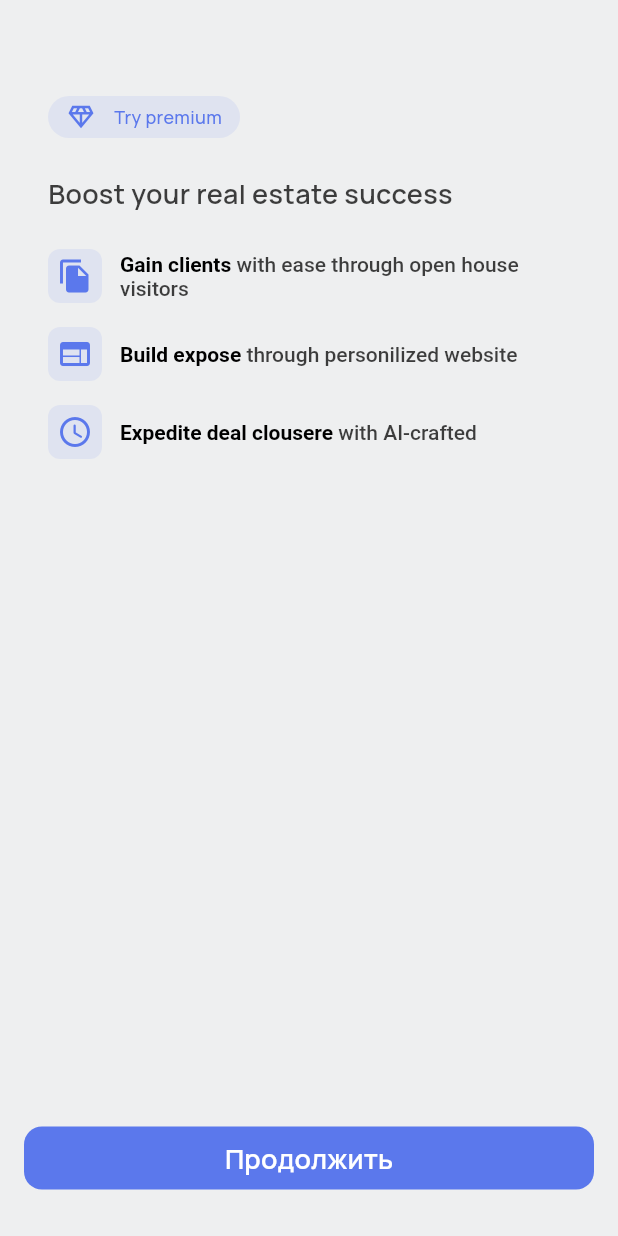
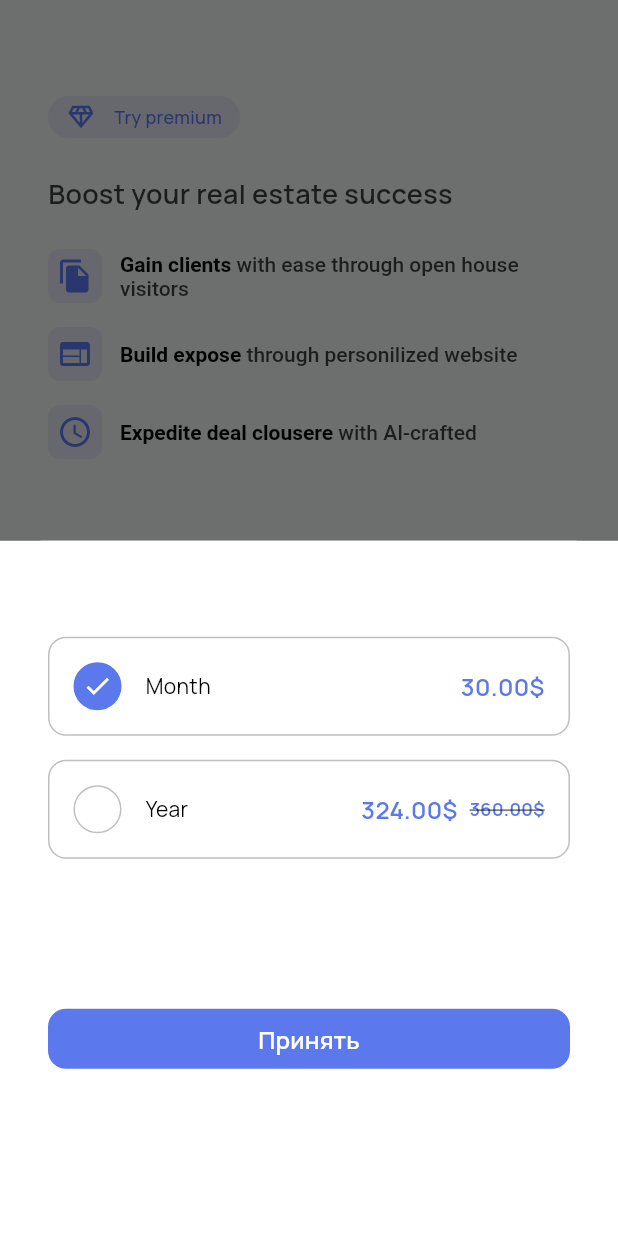
Before and after one commit to umarr-devv/MSTechTestProject, a Flutter app: the screen it shows after launch, after a tap on "Продолжить", on a phone screen of 412 x 824 dp. Run offline on Flutter 3.47's test engine with Material 3 defaults, Android fonts, the phone set to English and light mode, and no system bars; our stand-ins replace auto_route, bloc, dio, flutter_bloc, flutter_dotenv, flutter_native_splash and 5 more; missing offline and left inert: talker_dio_logger; accounts and stored records are empty; statements that could not run were skipped.

Commit message:
added PatwallPayDialog with widgets

```diff
--- a/lib/features/paywall/widgets/button.dart
+++ b/lib/features/paywall/widgets/button.dart
@@ -1,3 +1,4 @@
+import 'package:app/features/paywall/widgets/widgets.dart';
 import 'package:app/shared/theme/theme.dart';
 import 'package:flutter/material.dart';
 
@@ -11,7 +12,9 @@ class PaywallOpenPayButton extends StatelessWidget {
       padding: const EdgeInsets.symmetric(vertical: 12, horizontal: 16),
       width: double.infinity,
       child: TextButton(
-        onPressed: () {},
+        onPressed: () {
+          PatwallPayDialog().show(context);
+        },
         style: TextButton.styleFrom(
           backgroundColor: theme.custom.primaryColor,
           shape: RoundedRectangleBorder(
--- /dev/null
+++ b/lib/features/paywall/widgets/pay_dialog.dart
@@ -0,0 +1,188 @@
+import 'package:app/shared/theme/theme.dart';
+import 'package:flutter/material.dart';
+
+class PatwallPayDialog extends StatefulWidget {
+  const PatwallPayDialog({super.key});
+
+  Future show(BuildContext context) async {
+    final theme = Theme.of(context);
+    await showModalBottomSheet(
+      context: context,
+      backgroundColor: theme.custom.primaryBackground,
+      builder: (context) => this,
+    );
+  }
+
+  @override
+  State<PatwallPayDialog> createState() => _PatwallPayDialogState();
+}
+
+class _PatwallPayDialogState extends State<PatwallPayDialog> {
+  int activeIndex = 0;
+
+  void onSelect(int index) {
+    setState(() {
+      activeIndex = index;
+    });
+  }
+
+  @override
+  Widget build(BuildContext context) {
+    final theme = Theme.of(context);
+    return Container(
+      padding: const EdgeInsets.only(top: 64, left: 32, right: 32),
+      decoration: BoxDecoration(color: theme.custom.primaryBackground),
+      child: Column(
+        children: [
+          Column(
+            spacing: 16,
+            children: [
+              _SelectTarif(
+                price: 30,
+                label: 'Month',
+                duration: Duration(days: 28),
+                discount: 0,
+                activeIndex: activeIndex,
+                index: 0,
+                onSelect: onSelect,
+              ),
+              _SelectTarif(
+                price: 360,
+                label: 'Year',
+                duration: Duration(days: 365),
+                discount: 10,
+                activeIndex: activeIndex,
+                index: 1,
+                onSelect: onSelect,
+              ),
+            ],
+          ),
+          const SizedBox(height: 96),
+          SizedBox(
+            width: double.infinity,
+            child: TextButton(
+              onPressed: () {},
+              style: TextButton.styleFrom(
+                backgroundColor: theme.custom.primaryColor,
+                shape: RoundedRectangleBorder(
+                  borderRadius: BorderRadiusGeometry.circular(12),
+                ),
+              ),
+              child: Text(
+                'Принять',
+                style: TextStyle(fontSize: 16, fontWeight: FontWeight.w600),
+              ),
+            ),
+          ),
+        ],
+      ),
+    );
+  }
+}
+
+class _SelectTarif extends StatefulWidget {
+  const _SelectTarif({
+    required this.activeIndex,
+    required this.index,
+    required this.onSelect,
+    required this.price,
+    required this.label,
+    required this.duration,
+    required this.discount,
+  });
+  final int activeIndex;
+  final int index;
+  final Function(int) onSelect;
+  final double price;
+  final String label;
+  final Duration duration;
+  final double discount;
+
+  @override
+  State<_SelectTarif> createState() => _SelectTarifState();
+}
+
+class _SelectTarifState extends State<_SelectTarif> {
+  bool get active => widget.activeIndex == widget.index;
+
+  @override
+  Widget build(BuildContext context) {
+    final theme = Theme.of(context);
+    return GestureDetector(
+      onTap: () {
+        setState(() {
+          widget.onSelect(widget.index);
+        });
+      },
+      child: Container(
+        padding: const EdgeInsets.all(16),
+        decoration: BoxDecoration(
+          color: Colors.transparent,
+          border: Border.all(
+            color: theme.custom.secondaryForeground.withValues(alpha: 0.25),
+          ),
+          borderRadius: BorderRadius.circular(12),
+        ),
+        child: Row(
+          spacing: 16,
+          children: [
+            Container(
+              height: 32,
+              width: 32,
+              decoration: BoxDecoration(
+                border: Border.all(
+                  color: active
+                      ? theme.custom.primaryColor
+                      : theme.custom.secondaryForeground.withValues(
+                          alpha: 0.25,
+                        ),
+                ),
+                borderRadius: BorderRadius.circular(64),
+                color: active ? theme.custom.primaryColor : Colors.transparent,
+              ),
+              child: active
+                  ? Icon(Icons.check, size: 20, color: Colors.white)
+                  : SizedBox(),
+            ),
+            Expanded(child: Text(widget.label)),
+            if (widget.discount != 0)
+              Row(
+                spacing: 8,
+                children: [
+                  Text(
+                    '${(widget.price * (100 - widget.discount) / 100).toStringAsFixed(2)}\$',
+                    style: TextStyle(
+                      fontSize: 16,
+                      fontWeight: FontWeight.w600,
+                      color: theme.custom.primaryColor,
+                    ),
+                  ),
+                  Text(
+                    '${widget.price.toStringAsFixed(2)}\$',
+                    style: TextStyle(
+                      fontSize: 12,
+                      fontWeight: FontWeight.w600,
+                      color: theme.custom.primaryColor,
+                      decoration: TextDecoration.lineThrough,
+                      decorationThickness: 4,
+                      decorationColor: theme.custom.secondaryForeground
+                          .withValues(alpha: 0.5),
+                    ),
+                  ),
+                ],
+              ),
+            if (widget.discount == 0)
+              Text(
+                '${widget.price.toStringAsFixed(2)}\$',
+                style: TextStyle(
+                  fontSize: 16,
+                  fontWeight: FontWeight.w600,
+                  color: theme.custom.primaryColor,
+                ),
+              ),
+          ],
+        ),
+      ),
+    );
+  }
+}
--- a/lib/features/paywall/widgets/widgets.dart
+++ b/lib/features/paywall/widgets/widgets.dart
@@ -1,3 +1,4 @@
 export 'appbar.dart';
 export 'button.dart';
 export 'info.dart';
+export 'pay_dialog.dart';
```
